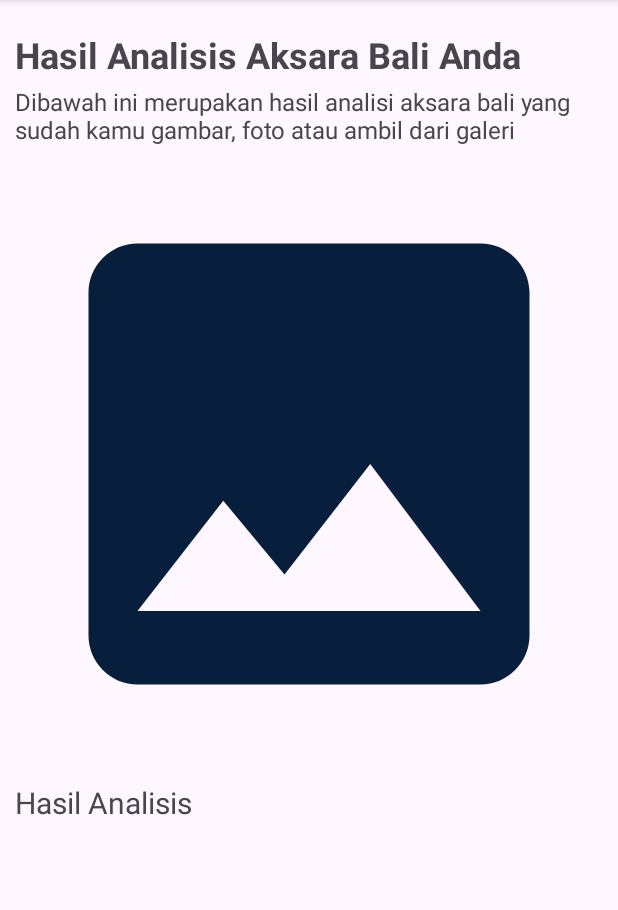
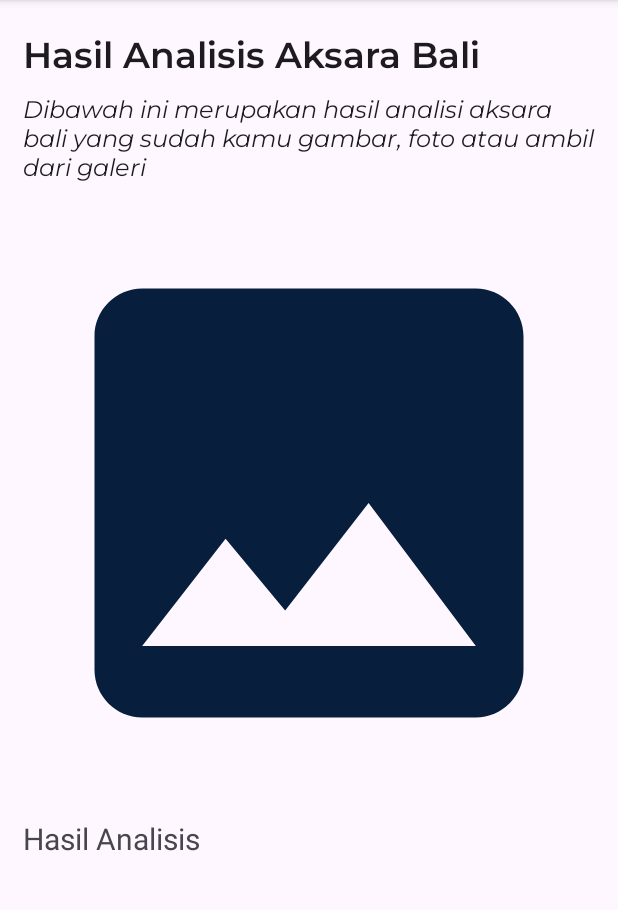
Before and after one commit to Kaliatra/Mobile-Development, an Android app: the ResultActivity screen opened directly, with no data from a screen before it, on a phone screen of 412 x 824 dp, the part 96-1006 px from its top. Run offline under Robolectric (Android 15) with nearby library versions, the phone set to English and light mode, and no system bars.

Commit message:
Update result page layout

```diff
--- a/app/src/main/res/layout/activity_result.xml
+++ b/app/src/main/res/layout/activity_result.xml
@@ -5,19 +5,18 @@
     android:id="@+id/main"
     android:layout_width="match_parent"
     android:layout_height="match_parent"
-    android:fitsSystemWindows="true"
     tools:context=".ui.result.ResultActivity">
 
     <TextView
         android:id="@+id/titleTextView"
         android:layout_width="0dp"
         android:layout_height="wrap_content"
-        android:layout_marginStart="10dp"
+        android:layout_marginStart="15dp"
         android:layout_marginTop="20dp"
-        android:layout_marginEnd="10dp"
+        android:layout_marginEnd="15dp"
         android:text="@string/title_text_result"
+        android:textAppearance="@style/TextAppearance.Montserrat.SemiBold"
         android:textSize="24sp"
-        android:textStyle="bold"
         app:layout_constraintEnd_toEndOf="parent"
         app:layout_constraintHorizontal_bias="0.466"
         app:layout_constraintStart_toStartOf="parent"
@@ -27,11 +26,12 @@
         android:id="@+id/descriptionTextView"
         android:layout_width="0dp"
         android:layout_height="wrap_content"
-        android:layout_marginStart="10dp"
-        android:layout_marginTop="4dp"
-        android:layout_marginEnd="10dp"
+        android:layout_marginStart="15dp"
+        android:layout_marginTop="5dp"
+        android:layout_marginEnd="15dp"
         android:text="@string/description_text_result"
         android:textSize="16sp"
+        android:textAppearance="@style/TextAppearance.Montserrat.Italic"
         app:layout_constraintEnd_toEndOf="parent"
         app:layout_constraintHorizontal_bias="0.0"
         app:layout_constraintStart_toStartOf="parent"
@@ -41,9 +41,9 @@
         android:id="@+id/result_image"
         android:layout_width="0dp"
         android:layout_height="400dp"
-        android:layout_marginStart="10dp"
-        android:layout_marginTop="12dp"
-        android:layout_marginEnd="10dp"
+        android:layout_marginStart="15dp"
+        android:layout_marginTop="10dp"
+        android:layout_marginEnd="15dp"
         app:layout_constraintEnd_toEndOf="parent"
         app:layout_constraintHorizontal_bias="0.0"
         app:layout_constraintStart_toStartOf="parent"
@@ -54,9 +54,9 @@
         android:id="@+id/result_text"
         android:layout_width="0dp"
         android:layout_height="wrap_content"
-        android:layout_marginTop="12dp"
-        android:layout_marginStart="10dp"
-        android:layout_marginEnd="10dp"
+        android:layout_marginStart="15dp"
+        android:layout_marginTop="10dp"
+        android:layout_marginEnd="15dp"
         android:text="@string/result"
         android:textSize="20sp"
         app:layout_constraintEnd_toEndOf="parent"
--- a/app/src/main/res/layout/fragment_scan.xml
+++ b/app/src/main/res/layout/fragment_scan.xml
@@ -14,12 +14,11 @@
         android:layout_marginTop="20dp"
         android:layout_marginEnd="15dp"
         android:text="@string/title_text_scan"
+        android:textAppearance="@style/TextAppearance.Montserrat.SemiBold"
         android:textSize="24sp"
-        android:textAppearance="@style/TextAppearance.Montserrat.SemiBold"
         app:layout_constraintEnd_toEndOf="parent"
         app:layout_constraintStart_toStartOf="parent"
         app:layout_constraintTop_toTopOf="parent" />
-
 
     <TextView
         android:id="@+id/descriptionTextView"
@@ -54,12 +53,12 @@
         android:layout_width="0dp"
         android:layout_height="wrap_content"
         android:layout_marginStart="15dp"
-        android:layout_marginTop="16dp"
+        android:layout_marginTop="15dp"
         android:layout_marginEnd="10dp"
         android:background="@drawable/button_shape"
+        android:text="@string/gallery"
         app:icon="@drawable/ic_gallery"
         app:iconGravity="textStart"
-        android:text="@string/gallery"
         app:layout_constraintEnd_toStartOf="@id/cameraButton"
         app:layout_constraintStart_toStartOf="parent"
         app:layout_constraintTop_toBottomOf="@id/previewImageView" />
@@ -69,12 +68,12 @@
         android:layout_width="0dp"
         android:layout_height="wrap_content"
         android:layout_marginStart="10dp"
-        android:layout_marginTop="16dp"
+        android:layout_marginTop="15dp"
         android:layout_marginEnd="15dp"
         android:background="@drawable/button_shape"
+        android:text="@string/camera"
         app:icon="@drawable/ic_camera"
         app:iconGravity="textStart"
-        android:text="@string/camera"
         app:layout_constraintEnd_toEndOf="parent"
         app:layout_constraintStart_toEndOf="@id/galleryButton"
         app:layout_constraintTop_toBottomOf="@id/previewImageView" />
@@ -84,13 +83,13 @@
         android:layout_width="0dp"
         android:layout_height="wrap_content"
         android:layout_marginStart="15dp"
-        android:layout_marginTop="16dp"
+        android:layout_marginTop="15dp"
         android:layout_marginEnd="15dp"
         android:layout_marginBottom="100dp"
         android:background="@drawable/button_shape"
+        android:text="@string/analyze"
         app:icon="@drawable/ic_analysis"
         app:iconGravity="textStart"
-        android:text="@string/analyze"
         app:layout_constraintBottom_toBottomOf="parent"
         app:layout_constraintEnd_toEndOf="parent"
         app:layout_constraintStart_toStartOf="parent"
--- a/app/src/main/res/values/strings.xml
+++ b/app/src/main/res/values/strings.xml
@@ -12,7 +12,7 @@
 
     <!-- Scan Fragment Strings -->
     <string name="title_scan">Pindai</string>
-    <string name="title_text_scan">Pindai Aksara Bali Anda</string>
+    <string name="title_text_scan">Pindai Aksara Bali</string>
     <string name="description_text_scan">Gunakan kamera atau pilih gambar dari galeri untuk memindai aksara Bali yang ingin diterjemahkan</string>
 
     <!-- Dictionary Fragment Strings -->
@@ -23,7 +23,7 @@
 
     <!-- Result Fragment Strings -->
     <string name="result">Hasil Analisis</string>
-    <string name="title_text_result">Hasil Analisis Aksara Bali Anda</string>
+    <string name="title_text_result">Hasil Analisis Aksara Bali</string>
     <string name="description_text_result">Dibawah ini merupakan hasil analisi aksara bali yang sudah kamu gambar, foto atau ambil dari galeri</string>
     <string name="dictionary_photo">foto kamus</string>
 
```
